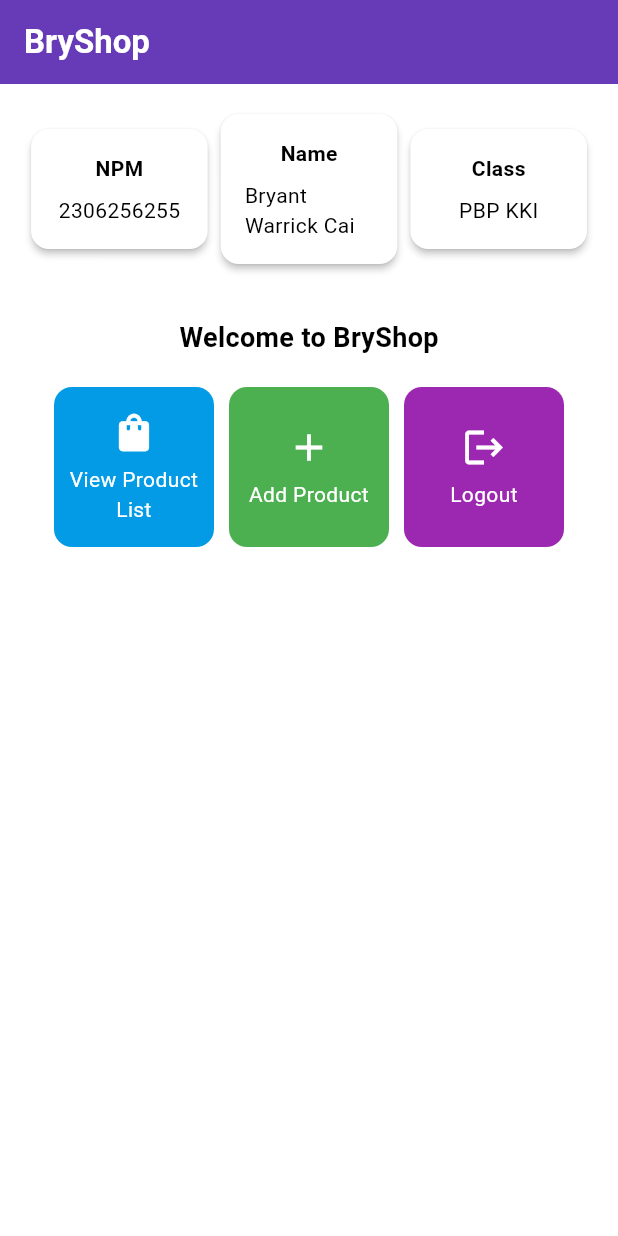
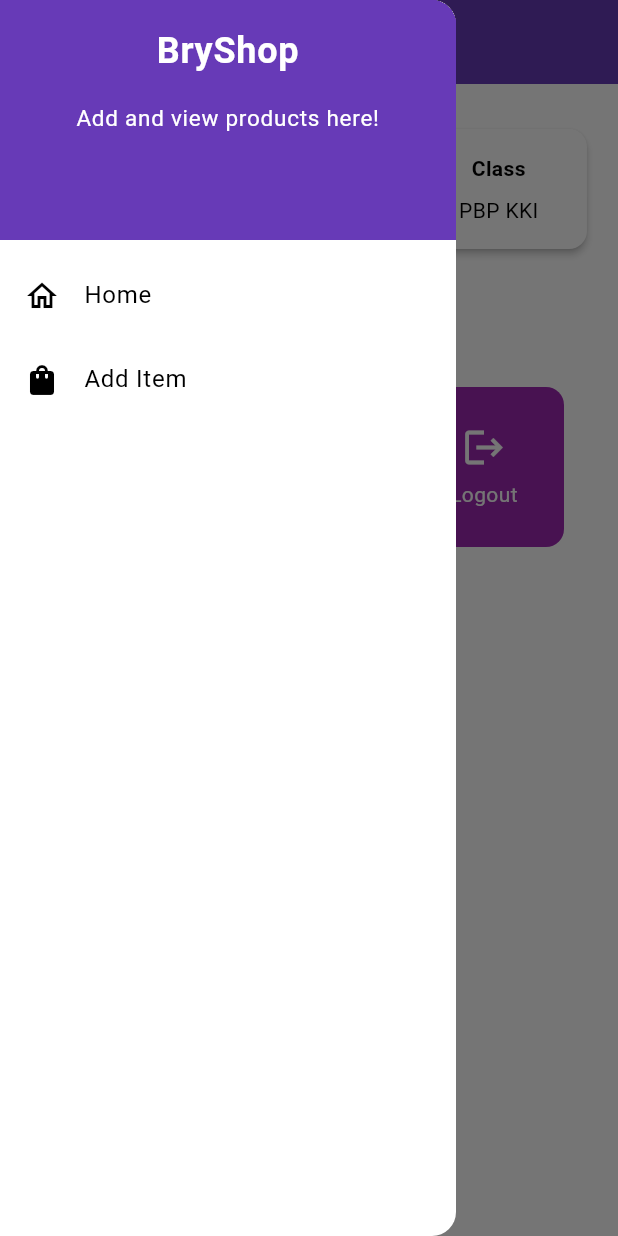
Before and after one commit to bryantwarrickcai/e-commerce-mobile, a Flutter app: the screen it shows after launch, with the side drawer open (before the commit the screen has no drawer), on a phone screen of 412 x 824 dp. Run offline on Flutter 3.47's test engine with Material 3 defaults, Android fonts, the phone set to English and light mode, and no system bars.

Commit message:
Updated for Assignment 8

```diff
--- a/lib/main.dart
+++ b/lib/main.dart
@@ -1,5 +1,5 @@
 import 'package:flutter/material.dart';
-import 'package:ecommerce/menu.dart';
+import 'package:ecommerce/screens/menu.dart';
 
 void main() {
   runApp(const MyApp());
--- a/lib/menu.dart
+++ b/lib/screens/menu.dart
@@ -1,4 +1,6 @@
 import 'package:flutter/material.dart';
+import 'package:ecommerce/widgets/left_drawer.dart';
+import 'package:ecommerce/widgets/product_card.dart';
 
 class MyHomePage extends StatelessWidget {
   final String npm = '2306256255'; // NPM
@@ -6,7 +8,8 @@ class MyHomePage extends StatelessWidget {
   final String className = 'PBP KKI'; // Class
 
   final List<ItemHomepage> items = [
-    ItemHomepage("View Product List", Icons.shopping_bag, Colors.lightBlue.shade600),
+    ItemHomepage(
+        "View Product List", Icons.shopping_bag, Colors.lightBlue.shade600),
     ItemHomepage("Add Product", Icons.add, Colors.green),
     ItemHomepage("Logout", Icons.logout, Colors.purple),
   ];
@@ -29,7 +32,10 @@ class MyHomePage extends StatelessWidget {
         ),
         // The background color of the AppBar is obtained from the application theme color scheme.
         backgroundColor: Theme.of(context).colorScheme.primary,
+        iconTheme: const IconThemeData(color: Colors.white),
       ),
+      // Add drawer as a parameter value for the drawer attribute of the Scaffold widget
+      drawer: const LeftDrawer(),
       // Body of the page with paddings around it.
       body: Padding(
         padding: const EdgeInsets.all(16.0),
@@ -93,19 +99,11 @@ class MyHomePage extends StatelessWidget {
   }
 }
 
-class ItemHomepage {
-  final String name;
-  final IconData icon;
-  final Color color;
-
-  ItemHomepage(this.name, this.icon, this.color);
-}
-
 class InfoCard extends StatelessWidget {
   // Card information that displays the title and content.
 
-  final String title;  // Card title.
-  final String content;  // Card content.
+  final String title; // Card title.
+  final String content; // Card content.
 
   const InfoCard({super.key, required this.title, required this.content});
 
@@ -116,7 +114,8 @@ class InfoCard extends StatelessWidget {
       elevation: 2.0,
       child: Container(
         // Set the size and spacing within the card.
-        width: MediaQuery.of(context).size.width / 3.5, // Adjust with the width of the device used.
+        width: MediaQuery.of(context).size.width /
+            3.5, // Adjust with the width of the device used.
         padding: const EdgeInsets.all(16.0),
         // Place the title and content vertically.
         child: Column(
@@ -133,56 +132,3 @@ class InfoCard extends StatelessWidget {
     );
   }
 }
-
-class ItemCard extends StatelessWidget {
-  // Display the card with an icon and name.
-
-  final ItemHomepage item;
-
-  const ItemCard(this.item, {super.key});
-
-  @override
-  Widget build(BuildContext context) {
-    return Material(
-      // Specify the background color of the application theme.
-      color: item.color,
-      // Round the card border.
-      borderRadius: BorderRadius.circular(12),
-
-      child: InkWell(
-        // Action when the card is pressed.
-        onTap: () {
-          // Display the SnackBar fessage when the card is pressed.
-          ScaffoldMessenger.of(context)
-            ..hideCurrentSnackBar()
-            ..showSnackBar(
-              SnackBar(content: Text("You have pressed the ${item.name} button"))
-            );
-        },
-        // Container to store the Icon and Text
-        child: Container(
-          padding: const EdgeInsets.all(8),
-          child: Center(
-            child: Column(
-              // Place the Icon and Text in the center of the card.
-              mainAxisAlignment: MainAxisAlignment.center,
-              children: [
-                Icon(
-                  item.icon,
-                  color: Colors.white,
-                  size: 30.0,
-                ),
-                const Padding(padding: EdgeInsets.all(3)),
-                Text(
-                  item.name,
-                  textAlign: TextAlign.center,
-                  style: const TextStyle(color: Colors.white),
-                ),
-              ],
-            ),
-          ),
-        ),
-      ),
-    );
-  }
-}
--- /dev/null
+++ b/lib/widgets/left_drawer.dart
@@ -0,0 +1,66 @@
+import 'package:flutter/material.dart';
+import 'package:ecommerce/screens/menu.dart';
+import 'package:ecommerce/screens/product_form.dart';
+
+class LeftDrawer extends StatelessWidget {
+  const LeftDrawer({super.key});
+
+  @override
+  Widget build(BuildContext context) {
+    return Drawer(
+      child: ListView(
+        children: [
+          DrawerHeader(
+            decoration: BoxDecoration(
+              color: Theme.of(context).colorScheme.primary,
+            ),
+            child: const Column(
+              children: [
+                Text(
+                  'BryShop',
+                  textAlign: TextAlign.center,
+                  style: TextStyle(
+                    fontSize: 24,
+                    fontWeight: FontWeight.bold,
+                    color: Colors.white,
+                  ),
+                ),
+                Padding(padding: EdgeInsets.all(8)),
+                Text("Add and view products here!",
+                    textAlign: TextAlign.center,
+                    style: TextStyle(
+                      fontSize: 15,
+                      color: Colors.white,
+                      fontWeight: FontWeight.normal,
+                    )),
+              ],
+            ),
+          ),
+          ListTile(
+            leading: const Icon(Icons.home_outlined),
+            title: const Text('Home'),
+            // Redirection part to MyHomePage
+            onTap: () {
+              Navigator.pushReplacement(
+                  context,
+                  MaterialPageRoute(
+                    builder: (context) => MyHomePage(),
+                  ));
+            },
+          ),
+          ListTile(
+            leading: const Icon(Icons.shopping_bag),
+            title: const Text('Add Item'),
+            // Redirection part to MoodEntryFormPage
+            onTap: () {
+              Navigator.push(
+                context,
+                MaterialPageRoute(builder: (context) => ProductFormPage()),
+              );
+            },
+          ),
+        ],
+      ),
+    );
+  }
+}
--- /dev/null
+++ b/lib/widgets/product_card.dart
@@ -0,0 +1,70 @@
+import 'package:flutter/material.dart';
+import 'package:ecommerce/screens/product_form.dart';
+
+class ItemHomepage {
+  final String name;
+  final IconData icon;
+  final Color color;
+
+  ItemHomepage(this.name, this.icon, this.color);
+}
+
+class ItemCard extends StatelessWidget {
+  // Display the card with an icon and name.
+
+  final ItemHomepage item;
+
+  const ItemCard(this.item, {super.key});
+
+  @override
+  Widget build(BuildContext context) {
+    return Material(
+      // Specify the background color of the application theme.
+      color: item.color,
+      // Round the card border.
+      borderRadius: BorderRadius.circular(12),
+
+      child: InkWell(
+        // Action when the card is pressed.
+        onTap: () {
+          // Display the SnackBar fessage when the card is pressed.
+          ScaffoldMessenger.of(context)
+            ..hideCurrentSnackBar()
+            ..showSnackBar(SnackBar(
+                content: Text("You have pressed the ${item.name} button")));
+
+          // Navigate to the appropriate route (depending on the button type)
+          if (item.name == "Add Product") {
+            Navigator.push(
+              context,
+              MaterialPageRoute(builder: (context) => ProductFormPage()),
+            );
+          }
+        },
+        // Container to store the Icon and Text
+        child: Container(
+          padding: const EdgeInsets.all(8),
+          child: Center(
+            child: Column(
+              // Place the Icon and Text in the center of the card.
+              mainAxisAlignment: MainAxisAlignment.center,
+              children: [
+                Icon(
+                  item.icon,
+                  color: Colors.white,
+                  size: 30.0,
+                ),
+                const Padding(padding: EdgeInsets.all(3)),
+                Text(
+                  item.name,
+                  textAlign: TextAlign.center,
+                  style: const TextStyle(color: Colors.white),
+                ),
+              ],
+            ),
+          ),
+        ),
+      ),
+    );
+  }
+}
```
Also changed, not shown: lib/screens/product_form.dart (added, +162 -0 lines), 1 other file.
